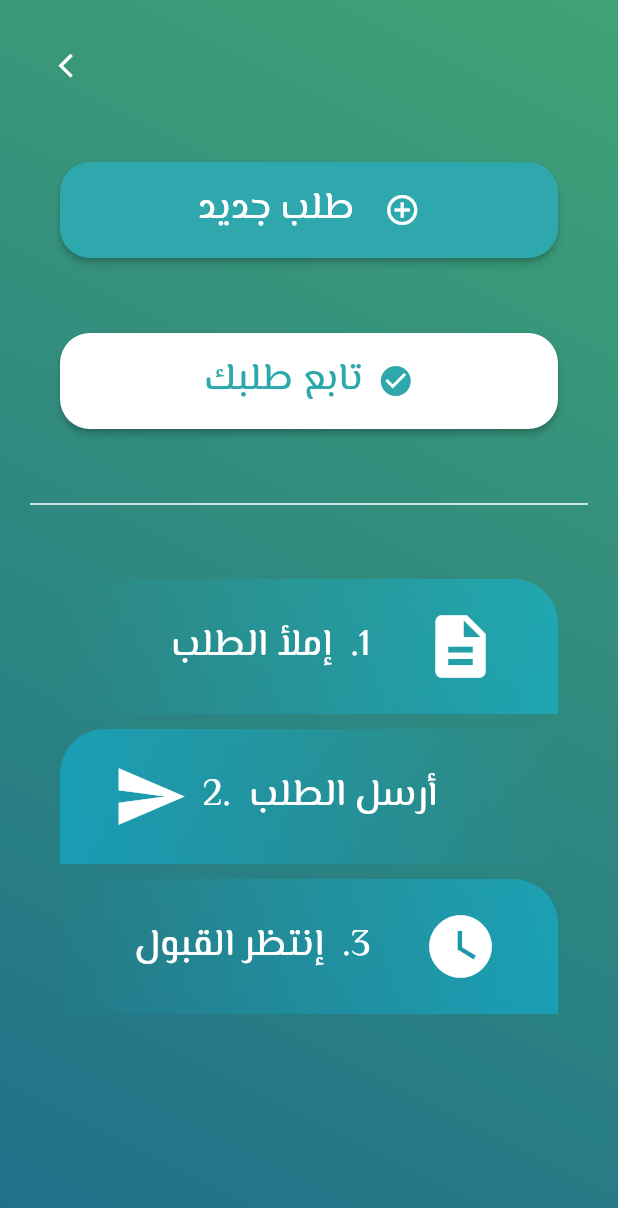
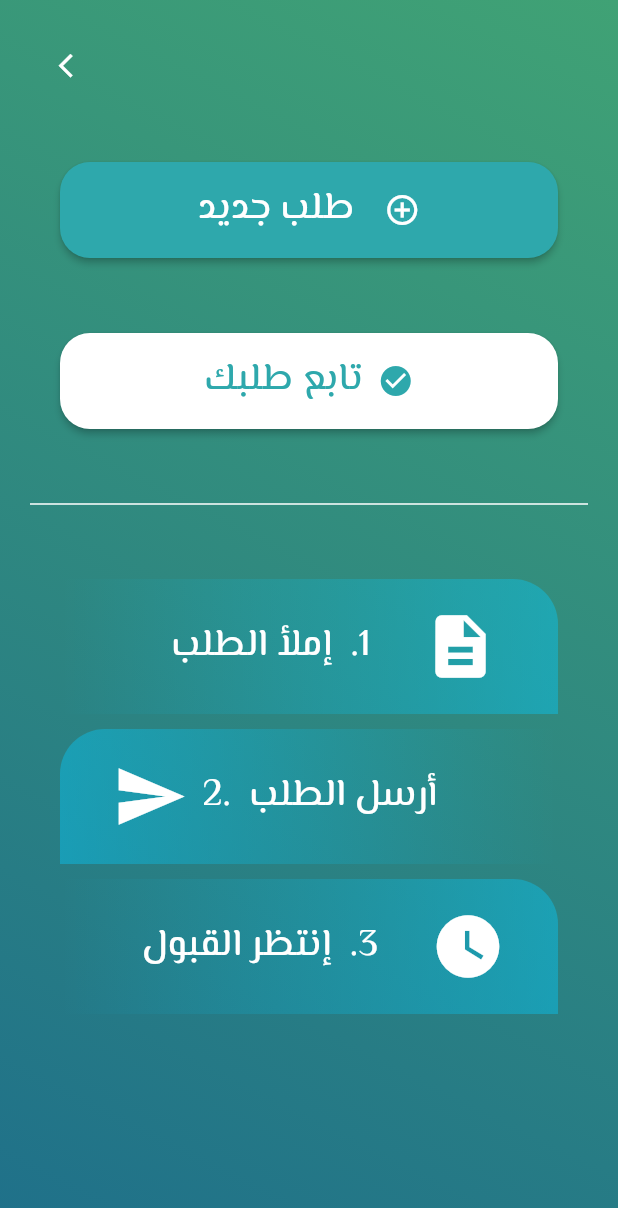
Before and after one commit to mshah21202/ehjez, a Flutter app: the Reservationscreen screen opened by its route, on a phone screen of 412 x 824 dp. Shown: the top 1208 px of the screen. Run offline on Flutter 3.47's test engine with Material 2 defaults, Android fonts, the phone set to English and light mode, and no system bars; our stand-ins replace sqflite; accounts and stored records are empty.

Commit message:
fixed all bugs

```diff
--- a/lib/ReservationScreen.dart
+++ b/lib/ReservationScreen.dart
@@ -117,7 +117,7 @@ class Reservationscreen extends StatelessWidget {
                   child: Row(mainAxisAlignment: MainAxisAlignment.end, children: [
                     Text("3.  إنتظر القبول", style: TextStyle(color: Colors.white, fontFamily: "ElMessiri", fontSize: 25),textDirection: TextDirection.rtl,),
                     Padding(
-                      padding: const EdgeInsets.fromLTRB(35, 0, 40, 0),
+                      padding: const EdgeInsets.fromLTRB(35, 0, 35, 0),
                       child: Icon(Icons.watch_later, color: Colors.white, size: 50,),
                     )
                   ],),
```
Also changed, not shown: lib/reviewRequest.dart (+6 -6 lines).
